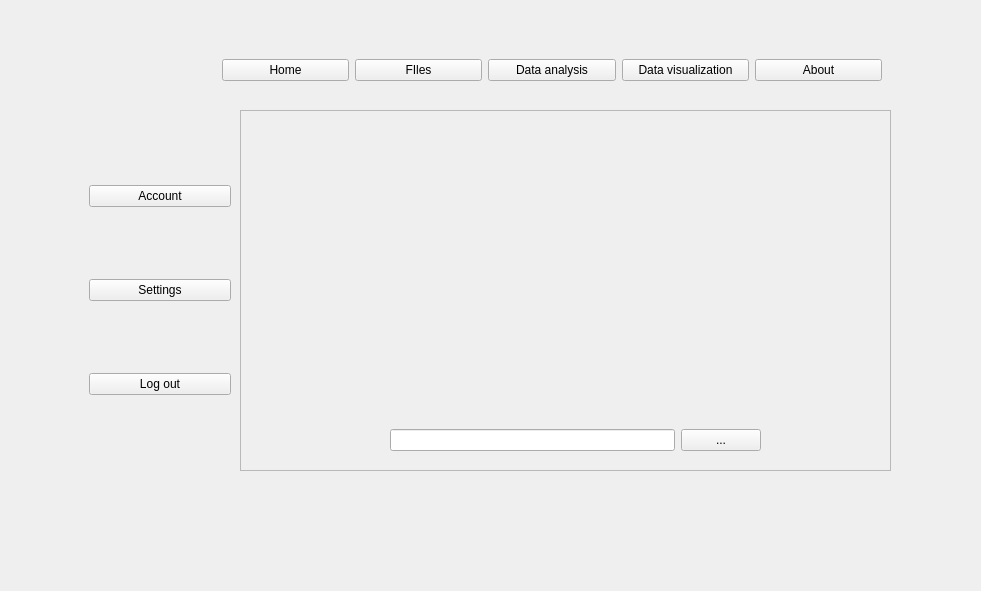
First picture: the form in MainWindow.ui, repository Dimitrios-Mourtzilas/Business-Strategy, before the edit.
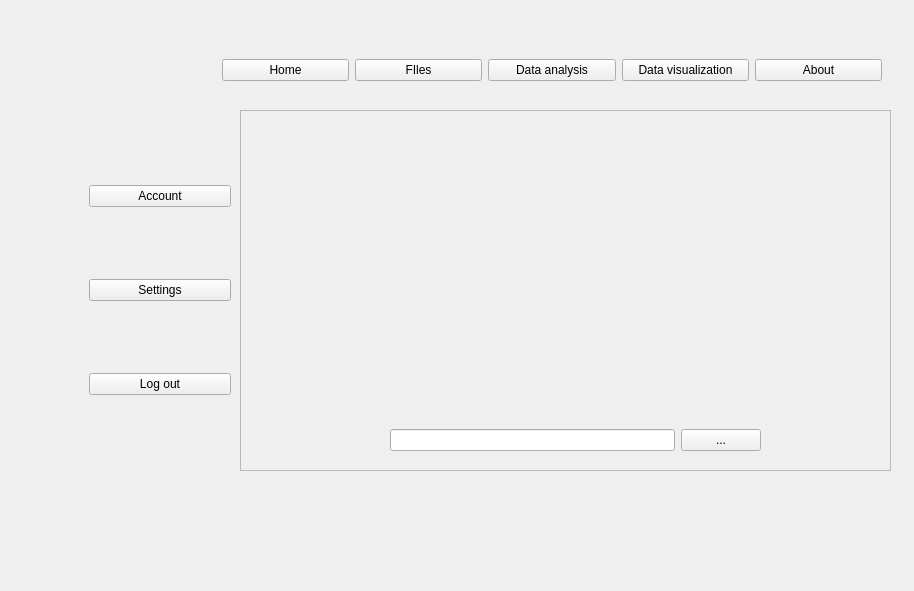
Second picture: the form after the edit. Icons and pictures are not drawn.

What changed in the file:
```diff
--- a/MainWindow.ui
+++ b/MainWindow.ui
@@ -6,7 +6,7 @@
    <rect>
     <x>0</x>
     <y>0</y>
-    <width>981</width>
+    <width>914</width>
     <height>591</height>
    </rect>
   </property>
```
